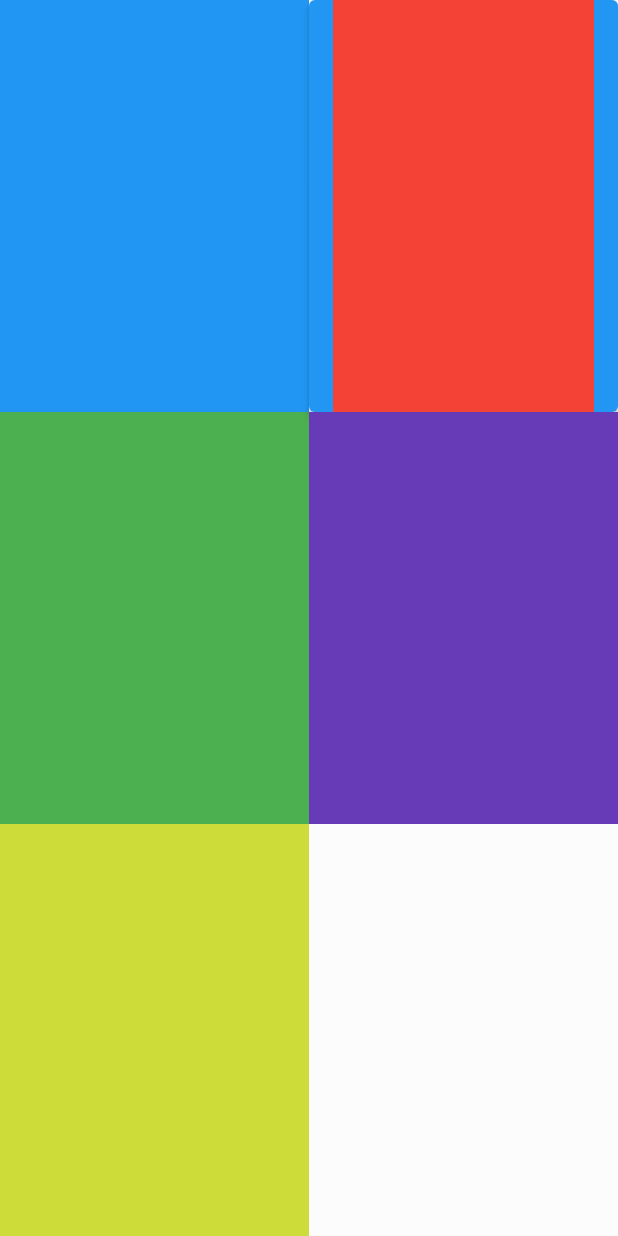
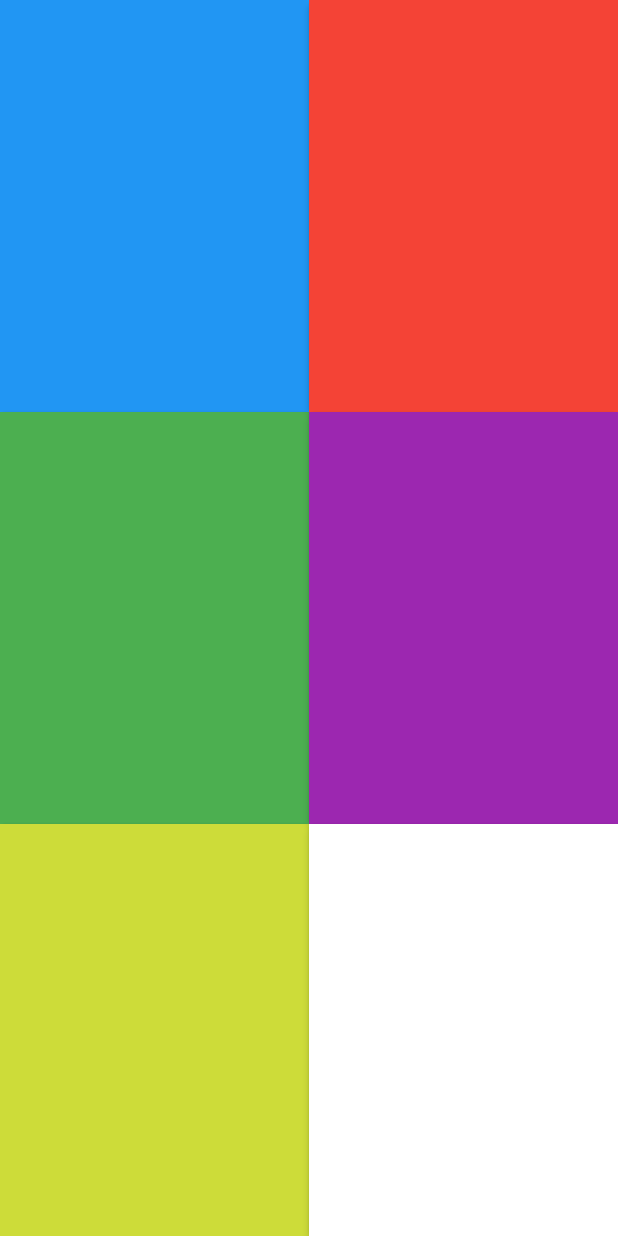
Before and after one commit to Sametatmaca/durum_machine2, a Flutter app: the screen it shows after launch, on a phone screen of 412 x 824 dp. Run offline on Flutter 3.47's test engine with Material 2 defaults, Android fonts, the phone set to English and light mode, and no system bars; our stand-ins replace audioplayers.

Commit message:
mainscreen rev

```diff
--- a/lib/main.dart
+++ b/lib/main.dart
@@ -1,6 +1,5 @@
 import 'package:audioplayers/audioplayers.dart';
 import 'package:flutter/material.dart';
-//import 'package:audioplaye';
 
 void main() {
   runApp(const MyDurumApp());
@@ -39,17 +38,53 @@ class _MyContainerState extends State<MyContainer> {
             child: Column(
           children: [
             Expanded(
+                child: ElevatedButton(
+                  style: ButtonStyle(
+                    padding: MaterialStateProperty.all<EdgeInsets>(
+                        EdgeInsets.all(0.0)),
+                  ),
+                  onPressed: () {
+                    setState(() {
+                      player.setSource(AssetSource('clap2.wav'));
+                      player.resume();
+                    });
+                  },
                   child: Container(
                     color: Colors.blue,
-            )),
+                  ),
+                ),),
             Expanded(
+                child: ElevatedButton(
+                  style: ButtonStyle(
+                    padding: MaterialStateProperty.all<EdgeInsets>(
+                        EdgeInsets.all(0.0)),
+                  ),
+                  onPressed: () {
+                    setState(() {
+                      player.setSource(AssetSource('clap2.wav'));
+                      player.resume();
+                    });
+                  },
                   child: Container(
                     color: Colors.green,
-            )),
+                  ),
+                ),),
             Expanded(
+                child: ElevatedButton(
+                  style: ButtonStyle(
+                    padding: MaterialStateProperty.all<EdgeInsets>(
+                        EdgeInsets.all(0.0)),
+                  ),
+                  onPressed: () {
+                    setState(() {
+                      player.setSource(AssetSource('clap2.wav'));
+                      player.resume();
+                    });
+                  },
                   child: Container(
                     color: Colors.lime,
-            )),
+                  ),
+                ),),
           ],
         )),
         Expanded(
@@ -57,7 +92,10 @@ class _MyContainerState extends State<MyContainer> {
           children: [
             Expanded(
               child: ElevatedButton(
-                    style: ButtonStyle(),
+                style: ButtonStyle(
+                  padding: MaterialStateProperty.all<EdgeInsets>(
+                      EdgeInsets.all(0.0)),
+                ),
                 onPressed: () {
                   setState(() {
                     player.setSource(AssetSource('clap2.wav'));
@@ -66,15 +104,42 @@ class _MyContainerState extends State<MyContainer> {
                 },
                 child: Container(
                   color: Colors.red,
-                    ))),
+                ),
+              ),
+            ),
             Expanded(
+                child: ElevatedButton(
+                  style: ButtonStyle(
+                    padding: MaterialStateProperty.all<EdgeInsets>(
+                        EdgeInsets.all(0.0)),
+                  ),
+                  onPressed: () {
+                    setState(() {
+                      player.setSource(AssetSource('clap1.wav'));
+                      player.resume();
+                    });
+                  },
                   child: Container(
-              color: Colors.deepPurple,
-            )),
+                    color: Colors.purple,
+                  ),
+                ),),
             Expanded(
+                child: ElevatedButton(
+                  style: ButtonStyle(
+                    padding: MaterialStateProperty.all<EdgeInsets>(
+                        EdgeInsets.all(0.0)),
+                  ),
+                  onPressed: () {
+                    setState(() {
+                      player.setSource(AssetSource('clap3.wav'));
+                      player.resume();
+                    });
+                  },
                   child: Container(
-              color: Colors.white38,
-            )),
+                    color: Colors.white,
+                  ),
+                ),
+            ),
           ],
         )),
       ],
```
Lines whose indentation alone changed are shown as unchanged.
